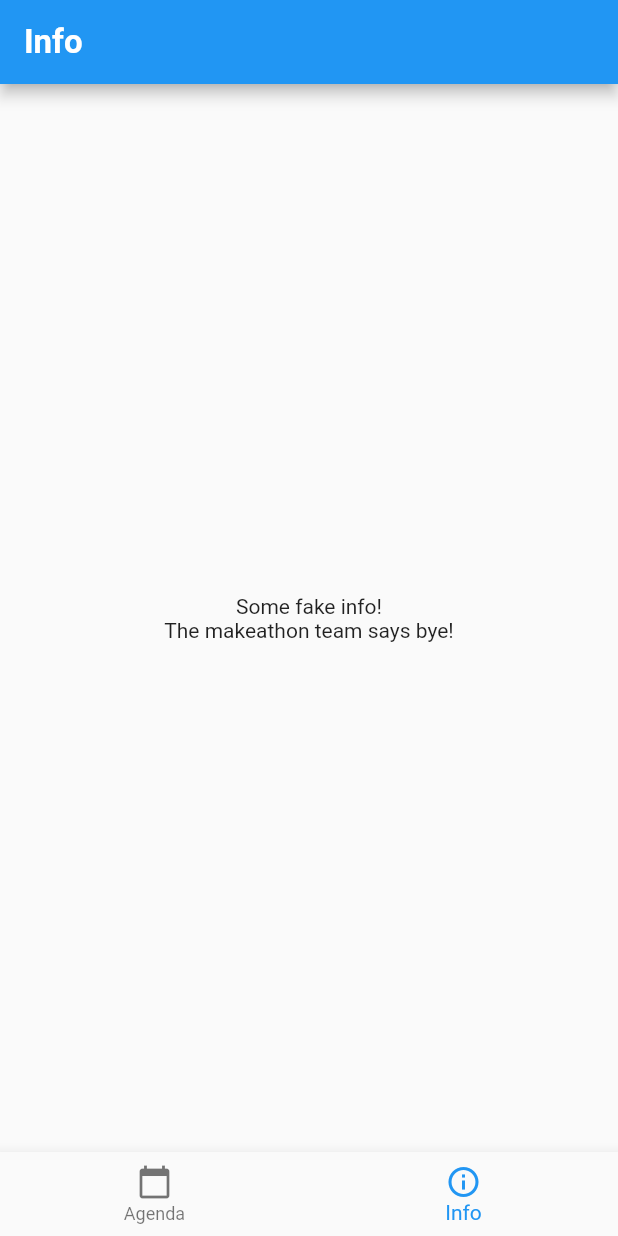
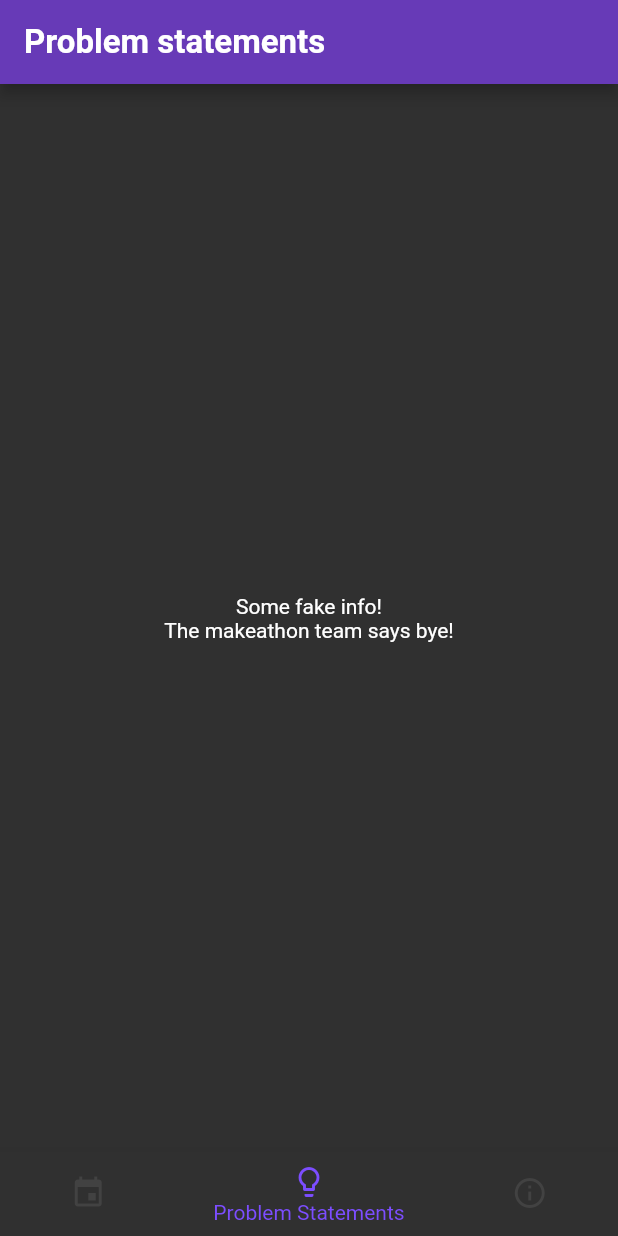
Before and after one commit to SphericalKat/makeathon-app, a Flutter app: the screen it shows after launch, item 2 of the bottom bar chosen, on a phone screen of 412 x 824 dp. Run offline on Flutter 3.47's test engine with Material 2 defaults, Android fonts, the phone set to English and light mode, and no system bars.

```diff
--- a/lib/src/app.dart
+++ b/lib/src/app.dart
@@ -9,10 +9,12 @@ class App extends StatelessWidget {
   Widget build(BuildContext context) {
     return MaterialApp(
       theme: ThemeData(
-        brightness: Brightness.light,
+        brightness: Brightness.dark,
+        accentColor: Colors.deepPurpleAccent,
       ),
       darkTheme: ThemeData(
-        brightness: Brightness.dark
+        brightness: Brightness.dark,
+        accentColor: Colors.deepPurpleAccent,
       ),
       home: ChangeNotifierProvider<ItemSelector>(
         create: (_) => ItemSelector(0),
--- a/lib/src/home_widget.dart
+++ b/lib/src/home_widget.dart
@@ -16,24 +16,29 @@ class ItemSelector with ChangeNotifier {
 }
 
 class HomeWidget extends StatelessWidget {
-  final titles = ["Agenda", "Info"];
+  final titles = ["Agenda", "Problem statements", "Info"];
   final List<Widget> body = [
     Center(
-        child: Column(
-      mainAxisAlignment: MainAxisAlignment.start,
-      children: [
-        Padding(
-          padding: EdgeInsets.only(top: 16),
-          child: AgendaWidget(),
-        )
-      ],
-    )),
+        child: AgendaWidget()),
     Center(
       child: Column(
         mainAxisAlignment: MainAxisAlignment.center,
         children: <Widget>[
           Text("Some fake info!"),
-          Text("The makeathon team says bye!",),
+          Text(
+            "The makeathon team says bye!",
+          ),
+        ],
+      ),
+    ),
+    Center(
+      child: Column(
+        mainAxisAlignment: MainAxisAlignment.center,
+        children: <Widget>[
+          Text("Some fake info!"),
+          Text(
+            "The makeathon team says bye!",
+          ),
         ],
       ),
     ),
@@ -44,7 +49,7 @@ class HomeWidget extends StatelessWidget {
     final itemSelector = Provider.of<ItemSelector>(context);
     return Scaffold(
       appBar: AppBar(
-//        backgroundColor: Colors.transparent,
+        backgroundColor: Colors.deepPurple,
         title: Text(
           titles[itemSelector.selectedItem],
           style: TextStyle(fontSize: 22, fontWeight: FontWeight.bold),
@@ -53,14 +58,23 @@ class HomeWidget extends StatelessWidget {
       ),
       body: body[itemSelector.selectedItem],
       bottomNavigationBar: BottomNavigationBar(
+        selectedItemColor: Colors.deepPurpleAccent,
+        type: BottomNavigationBarType.shifting,
         currentIndex: itemSelector.selectedItem,
         items: [
           BottomNavigationBarItem(
-            icon: Icon(Icons.calendar_today),
+            icon: Icon(Icons.event),
             title: Text("Agenda"),
           ),
           BottomNavigationBarItem(
-              icon: Icon(Icons.info_outline), title: Text("Info"))
+              icon: Icon(Icons.lightbulb_outline),
+              title: Text("Problem Statements")
+          ),
+          BottomNavigationBarItem(
+            icon: Icon(Icons.info_outline),
+            title: Text("Info"),
+          ),
+
         ],
         onTap: (index) => itemSelector.setSelectedItem(index),
       ),
```
Also changed, not shown: lib/src/agenda/agenda_item.dart (+5 -2 lines), lib/src/agenda/agenda_page.dart (+151 -10 lines).
